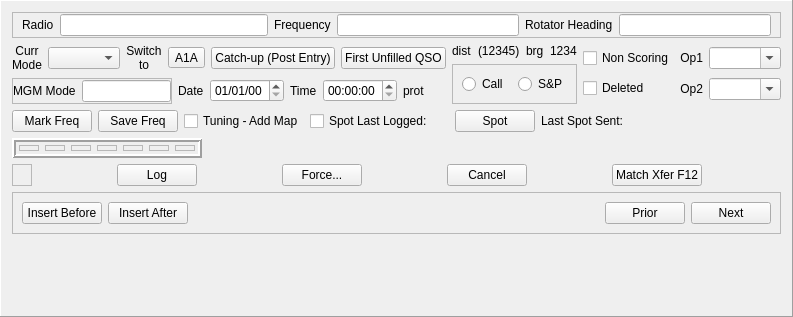
Before: the Qt Designer form mqt/MqtLogger/qsologframe.ui in Rsclub22/Minos2-Mirror, drawn with Qt 5.
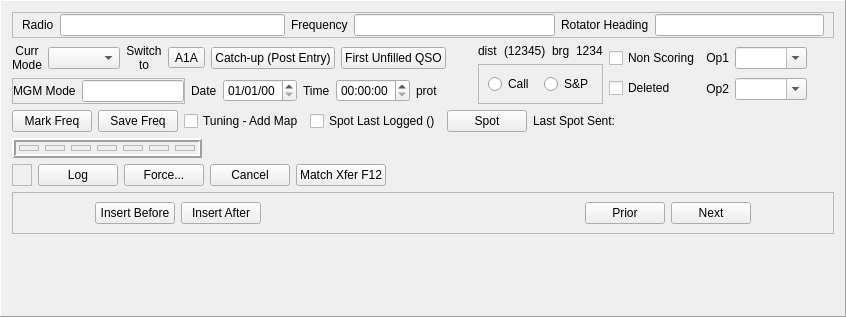
After: the same form once the commit is applied. Custom widgets are drawn as their Qt base class.

```diff
--- a/mqt/MqtLogger/qsologframe.ui
+++ b/mqt/MqtLogger/qsologframe.ui
@@ -6,7 +6,7 @@
    <rect>
     <x>0</x>
     <y>0</y>
-    <width>754</width>
+    <width>846</width>
     <height>317</height>
    </rect>
   </property>
@@ -531,14 +531,7 @@
           <enum>Qt::NoFocus</enum>
          </property>
          <property name="text">
-          <string>Spot Last Logged: </string>
-         </property>
-        </widget>
-       </item>
-       <item>
-        <widget class="QLabel" name="lastLoggedCallsignLbl">
-         <property name="text">
-          <string/>
+          <string>Spot Last Logged ()</string>
          </property>
         </widget>
        </item>
@@ -736,19 +729,6 @@
        </property>
       </widget>
      </item>
-     <item>
-      <spacer name="horizontalSpacer_9">
-       <property name="orientation">
-        <enum>Qt::Horizontal</enum>
-       </property>
-       <property name="sizeHint" stdset="0">
-        <size>
-         <width>10</width>
-         <height>20</height>
-        </size>
-       </property>
-      </spacer>
-     </item>
      <item>
       <widget class="QPushButton" name="GJVOKButton">
        <property name="focusPolicy">
@@ -762,19 +742,6 @@
        </property>
       </widget>
      </item>
-     <item>
-      <spacer name="horizontalSpacer_3">
-       <property name="orientation">
-        <enum>Qt::Horizontal</enum>
-       </property>
-       <property name="sizeHint" stdset="0">
-        <size>
-         <width>10</width>
-         <height>20</height>
-        </size>
-       </property>
-      </spacer>
-     </item>
      <item>
       <widget class="QPushButton" name="GJVForceButton">
        <property name="focusPolicy">
@@ -794,19 +761,6 @@
        </property>
       </widget>
      </item>
-     <item>
-      <spacer name="horizontalSpacer_11">
-       <property name="orientation">
-        <enum>Qt::Horizontal</enum>
-       </property>
-       <property name="sizeHint" stdset="0">
-        <size>
-         <width>10</width>
-         <height>20</height>
-        </size>
-       </property>
-      </spacer>
-     </item>
      <item>
       <widget class="QPushButton" name="GJVCancelButton">
        <property name="focusPolicy">
@@ -817,19 +771,6 @@
        </property>
       </widget>
      </item>
-     <item>
-      <spacer name="horizontalSpacer_12">
-       <property name="orientation">
-        <enum>Qt::Horizontal</enum>
-       </property>
-       <property name="sizeHint" stdset="0">
-        <size>
-         <width>10</width>
-         <height>20</height>
-        </size>
-       </property>
-      </spacer>
-     </item>
      <item>
       <widget class="QPushButton" name="MatchXferButton">
        <property name="focusPolicy">
@@ -867,6 +808,19 @@
       <enum>QFrame::Raised</enum>
      </property>
      <layout class="QHBoxLayout" name="horizontalLayout_8">
+      <item>
+       <spacer name="horizontalSpacer_3">
+        <property name="orientation">
+         <enum>Qt::Horizontal</enum>
+        </property>
+        <property name="sizeHint" stdset="0">
+         <size>
+          <width>40</width>
+          <height>20</height>
+         </size>
+        </property>
+       </spacer>
+      </item>
       <item>
        <widget class="QPushButton" name="InsertBeforeButton">
         <property name="focusPolicy">
@@ -920,6 +874,19 @@
         </property>
        </widget>
       </item>
+      <item>
+       <spacer name="horizontalSpacer_8">
+        <property name="orientation">
+         <enum>Qt::Horizontal</enum>
+        </property>
+        <property name="sizeHint" stdset="0">
+         <size>
+          <width>40</width>
+          <height>20</height>
+         </size>
+        </property>
+       </spacer>
+      </item>
      </layout>
     </widget>
    </item>
```
